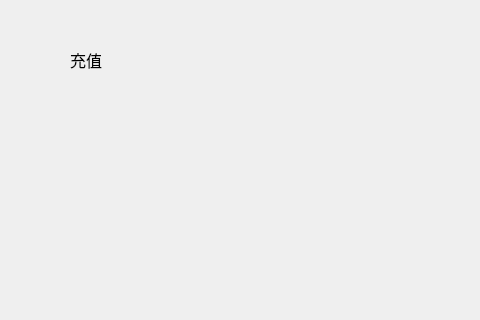
This is depositpage/DepositPage.ui in HcashOrg/hx-indicator as Qt 5 draws it before an edit; both pictures show x 0 to 480 and y 0 to 320 of the 770 by 530 pixel window. The edited form follows.
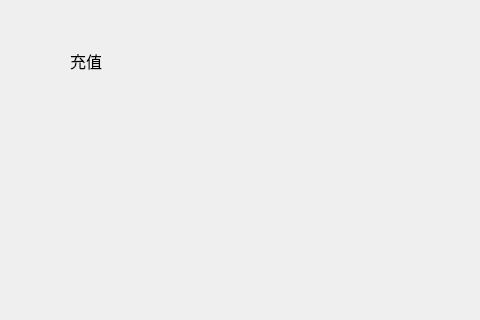
This is the edited form.

```diff
--- a/depositpage/DepositPage.ui
+++ b/depositpage/DepositPage.ui
@@ -19,7 +19,7 @@
      <x>70</x>
      <y>50</y>
      <width>70</width>
-     <height>20</height>
+     <height>22</height>
     </rect>
    </property>
    <property name="font">
```
